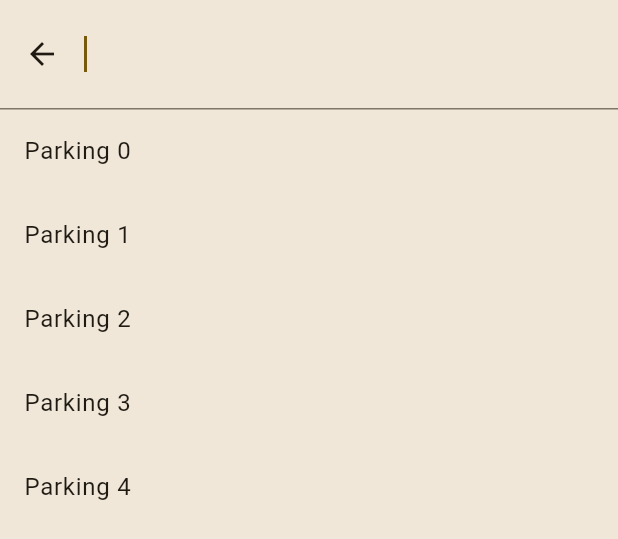
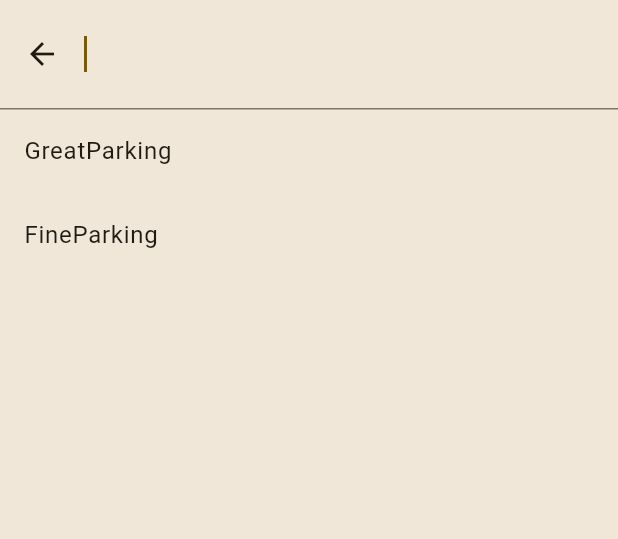
Before and after one commit to DominikMisztal/ParkingOS, a Flutter app: the Parkfinder widget shown alone on an empty page, opened directly, after a tap on the "search" icon, on a phone screen of 412 x 824 dp. Shown: the top 539 px of the screen. Run offline on Flutter 3.47's test engine with Material 3 defaults, Android fonts, the phone set to English and light mode, and no system bars; our stand-ins replace easy_sidemenu, firebase_core; accounts and stored records are empty.

Commit message:
Search bar for park_finder is working

```diff
--- a/parking_system/lib/models/parking_model.dart
+++ b/parking_system/lib/models/parking_model.dart
@@ -1,13 +1,17 @@
 class Parking {
+  String parkingId;
   String name;
   String adress;
   int floors;
   int spotPerFloor;
+  double price; //change to something more sophisticated
 
-  Parking(this.name, this.adress, this.floors, this.spotPerFloor);
+  Parking(this.parkingId, this.name, this.adress, this.floors,
+      this.spotPerFloor, this.price);
 
   Map<String, dynamic> toMap() {
     return {
+      'parkingId': parkingId,
       'name': name,
       'adress': adress,
       'floors': floors,
@@ -17,10 +21,12 @@ class Parking {
 
   factory Parking.fromMap(Map<String, dynamic> map) {
     return Parking(
+      map['parkingId'] ?? '',
       map['name'] ?? '',
       map['adress'] ?? '',
       map['floors'] ?? 0,
       map['spotPerFloor'] ?? 0,
+      map['price'] ?? 0,
     );
   }
 }
--- a/parking_system/lib/parkfinder_page.dart
+++ b/parking_system/lib/parkfinder_page.dart
@@ -1,5 +1,7 @@
 import 'package:flutter/material.dart';
 import 'package:parking_system/components/myCustomTextField.dart';
+import 'package:parking_system/models/parking_model.dart';
+import 'package:parking_system/models/spot_model.dart';
 
 class Parkfinder extends StatefulWidget {
   const Parkfinder({super.key});
@@ -9,11 +11,49 @@ class Parkfinder extends StatefulWidget {
 }
 
 class _ParkfinderState extends State<Parkfinder> {
-  TextEditingController controller = TextEditingController();
+  late Parking currentParking;
+  List<Spot> filteredSpaces = [];
+  @override
+  void initState() {
+    filteredSpaces = [];
+    super.initState();
+  }
+
+  List<Parking> parkings = [
+    Parking('1', 'GreatParking', 'Boat 53-590', 2, 10, 100),
+    Parking('2', 'FineParking', 'Zgierz 53-590', 2, 10, 0)
+  ];
+  List<Spot> spots = [
+    Spot('1', 1, 1, false),
+    Spot('1', 1, 2, true),
+    Spot('1', 1, 3, false),
+    Spot('1', 1, 4, false),
+    Spot('1', 2, 1, false),
+    Spot('1', 2, 2, true),
+    Spot('1', 2, 3, true),
+    Spot('1', 2, 4, false),
+    Spot('2', 2, 1, false),
+    Spot('2', 2, 2, true),
+    Spot('2', 2, 3, true),
+    Spot('2', 2, 4, false),
+  ];
+
+  void filterSpaces(Parking parking) {
+    List<Spot> searchResult = spots
+        .where((spot) => !spot.isTaken && spot.parkingId == parking.parkingId)
+        .toList();
+
+    setState(() {
+      filteredSpaces = searchResult;
+    });
+  }
+
+  TextEditingController searchController = TextEditingController();
   @override
   Widget build(BuildContext context) {
     var width = MediaQuery.of(context).size.width;
     var height = MediaQuery.of(context).size.height;
+
     return Stack(alignment: AlignmentDirectional.center, children: [
       Container(
         color: Colors.white,
@@ -26,18 +66,16 @@ class _ParkfinderState extends State<Parkfinder> {
         width: width / 3,
         child: Column(
           children: [
-            Text('Search for your Parking'),
-            MyCustomTextField(
-              controller: controller,
-              labelText: 'Find parking',
-              obscureText: false,
+            const Text(
+              'Search for your Parking',
+              style: TextStyle(
+                  color: Colors.white70,
+                  fontWeight: FontWeight.bold,
+                  fontSize: 32),
             ),
-
             const SizedBox(
               height: 64,
             ),
-            //Todo - spytać chlopakow, jak to robimy
-
             SearchAnchor(
                 builder: (BuildContext context, SearchController controller) {
               return SearchBar(
@@ -54,18 +92,37 @@ class _ParkfinderState extends State<Parkfinder> {
               );
             }, suggestionsBuilder:
                     (BuildContext context, SearchController controller) {
-              return List<ListTile>.generate(5, (int index) {
-                final String item = 'Parking $index';
+              return List<ListTile>.generate(parkings.length, (int index) {
+                final Parking item = parkings[index];
                 return ListTile(
-                  title: Text(item),
+                  title: Text(item.name),
                   onTap: () {
                     setState(() {
-                      controller.closeView(item);
+                      currentParking = item;
+                      filterSpaces(item);
+                      controller.closeView(item.name);
                     });
                   },
                 );
               });
             }),
+            Expanded(
+              child: ListView.builder(
+                itemCount: filteredSpaces.length,
+                itemBuilder: (context, index) {
+                  return ListTile(
+                    textColor: Colors.white60,
+                    title: Text(
+                        'Floor: ${filteredSpaces[index].floor} Place_num: ${filteredSpaces[index].number} Price: ${currentParking.price} '),
+                    subtitle: Text(
+                        filteredSpaces[index].isTaken ? 'Occupied' : 'Free'),
+                    onTap: () {
+                      //Navigate to payment
+                    },
+                  );
+                },
+              ),
+            ),
           ],
         ),
       ),
```
